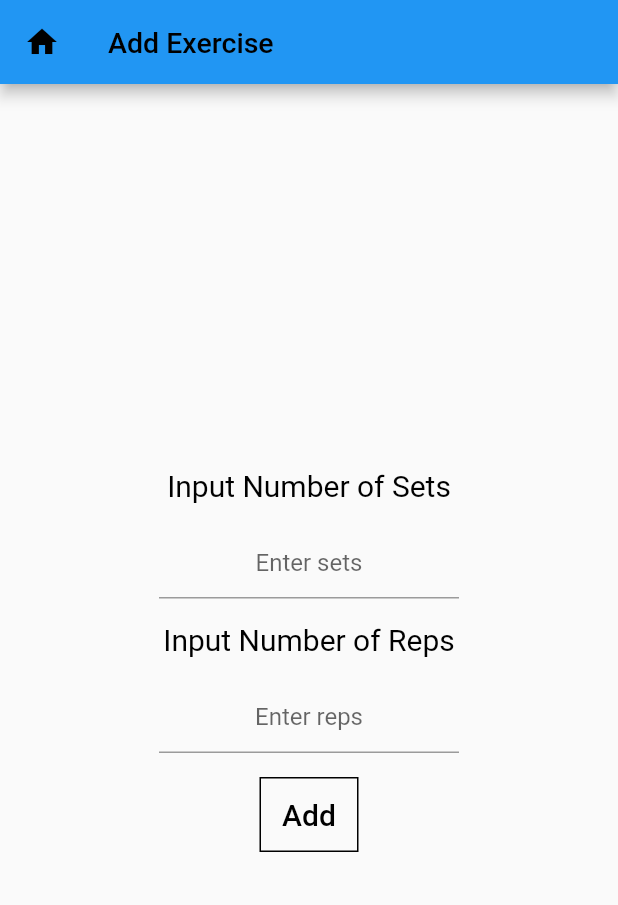
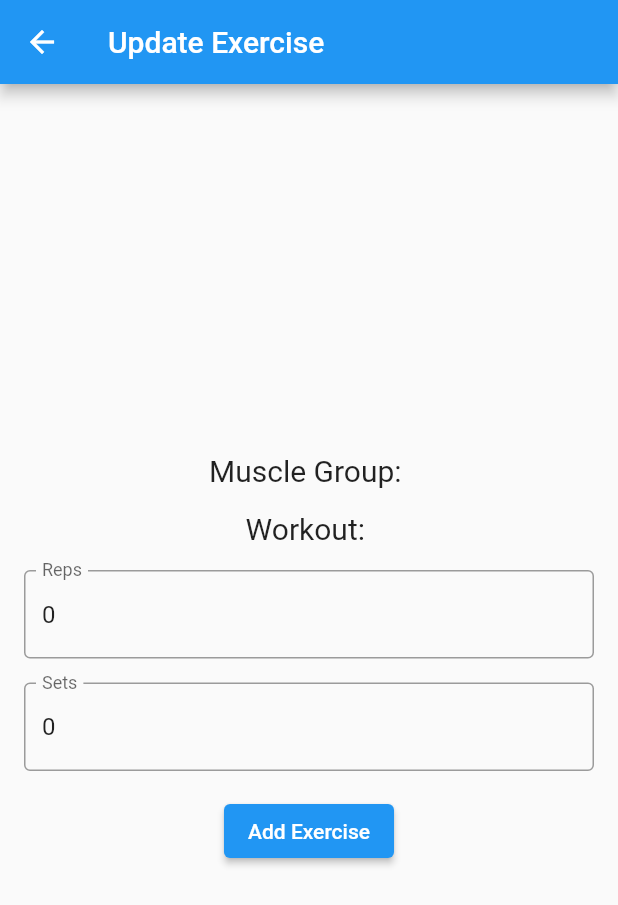
Before and after one commit to elizabethhillman/SeniorProjectGroup1, a Flutter app: what exerciseTile() shows on an empty page, opened directly with empty values, after a tap on the "add" icon, on a phone screen of 412 x 824 dp. Shown: the top 905 px of the screen. Run offline on Flutter 3.47's test engine with Material 2 defaults, Android fonts, the phone set to English and light mode, and no system bars; our stand-ins replace animated_text_kit, charts_flutter, flutter_slidable, google_fonts; missing offline and left inert: mysql1; network calls fail.

Commit message:
fully functional workout page, just needs ui touchups

```diff
--- a/lib/controller/addExercise.dart
+++ b/lib/controller/addExercise.dart
@@ -1,92 +1,85 @@
 import 'package:flutter/material.dart';
-import 'package:fitlife/view/account.dart';
-import 'package:fitlife/view/calorie.dart';
-import 'package:fitlife/view/socialMedia.dart';
+import '../model/Exercises.dart';
 import 'package:fitlife/view/workouts.dart';
-import 'package:fitlife/view/homePage.dart';
+class AddExercise extends StatefulWidget {
+  final Exercise selectedExercise;
 
-class AddExercise extends StatefulWidget {
-  const AddExercise({Key? key}) : super(key: key);
+  const AddExercise({Key? key, required this.selectedExercise}) : super(key: key);
 
   @override
-  State<AddExercise> createState() => _AddExerciseState();
+  _AddExerciseState createState() => _AddExerciseState();
 }
 
 class _AddExerciseState extends State<AddExercise> {
-  final TextEditingController _setsController = TextEditingController();
-  final TextEditingController _repsController = TextEditingController();
+  late Exercise _updatedExercise;
+
+  @override
+  void initState() {
+    super.initState();
+    // initialize _updatedExercise with the selectedExercise passed from the previous page
+    _updatedExercise = widget.selectedExercise;
+  }
 
   @override
   Widget build(BuildContext context) {
     return Scaffold(
       appBar: AppBar(
-        leading: IconButton(
-          icon: const Icon(
-            Icons.home,
-            color: Colors.black,
-          ),
-          onPressed: () {
-            Navigator.push(context,
-                MaterialPageRoute(builder: (context) => const HomePage()));
-          },
-        ),
-        title: const Text(
-          "Add Exercise",
-          style: TextStyle(fontSize: 19, color: Colors.black),
-        ),
+        title: const Text('Update Exercise'),
       ),
-      body: Center(
+      body: Padding(
+        padding: const EdgeInsets.all(16.0),
         child: Column(
           mainAxisAlignment: MainAxisAlignment.center,
+          crossAxisAlignment: CrossAxisAlignment.center,
           children: [
-            const Text(
-              "Input Number of Sets",
-              style: TextStyle(fontSize: 20, color: Colors.black),
+            Text(
+              'Muscle Group: ${_updatedExercise.muscleGroup}',
+              style: const TextStyle(fontSize: 20),
             ),
             const SizedBox(height: 16),
-            SizedBox(
-              width: 200,
-              child: TextField(
-                controller: _setsController,
-                keyboardType: TextInputType.number,
-                textAlign: TextAlign.center,
-                decoration: const InputDecoration(
-                  hintText: "Enter sets",
-                ),
-              ),
+            Text(
+              'Workout: ${_updatedExercise.name}',
+              style: const TextStyle(fontSize: 20),
             ),
             const SizedBox(height: 16),
-            const Text(
-              "Input Number of Reps",
-              style: TextStyle(fontSize: 20, color: Colors.black),
+            TextFormField(
+              initialValue: _updatedExercise.reps.toString(),
+              keyboardType: TextInputType.number,
+              decoration: const InputDecoration(
+                labelText: 'Reps',
+                border: OutlineInputBorder(),
+              ),
+              onChanged: (value) {
+                setState(() {
+                  _updatedExercise.reps = int.tryParse(value) ?? 0;
+                });
+              },
             ),
             const SizedBox(height: 16),
-            SizedBox(
-              width: 200,
-              child: TextField(
-                controller: _repsController,
-                keyboardType: TextInputType.number,
-                textAlign: TextAlign.center,
-                decoration: const InputDecoration(
-                  hintText: "Enter reps",
-                ),
+            TextFormField(
+              initialValue: _updatedExercise.sets.toString(),
+              keyboardType: TextInputType.number,
+              decoration: const InputDecoration(
+                labelText: 'Sets',
+                border: OutlineInputBorder(),
               ),
+              onChanged: (value) {
+                setState(() {
+                  _updatedExercise.sets = int.tryParse(value) ?? 0;
+                });
+              },
             ),
-            Container(
-              margin: const EdgeInsets.only(top: 16),
-              decoration: BoxDecoration(
-                border: Border.all(color: Colors.black),
-              ),
-              child: TextButton(
+            const SizedBox(height: 16),
+            Center(
+              child: ElevatedButton(
                 onPressed: () {
+                  // pass the updated exercise back to the previous page using Navigator.pop
+                  Navigator.of(context).pop(_updatedExercise);
                   Navigator.push(context,
-                    MaterialPageRoute(builder: (context) => const MyWorkouts()),
-                  );
-                },
-                child: const Text(
-                  "Add",
-                  style: TextStyle(fontSize: 20, color: Colors.black),
-                ),
+                  MaterialPageRoute(builder: (context) => const MyWorkouts()));
+                  setState(() {});
+                  },
+                child: const Text('Add Exercise'),
               ),
             ),
           ],
--- a/lib/model/Exercises.dart
+++ b/lib/model/Exercises.dart
@@ -1,10 +1,23 @@
-
 class Exercise {
+  int exerciseId;
   String? muscleGroup;
   String? equipment;
   String? workoutGif;
   String? name;
   String? target;
+  int sets;
+  int reps;
+  DateTime date;
 
-  Exercise(this.muscleGroup, this.equipment, this.workoutGif,this.name,this.target);
+  Exercise(
+      this.exerciseId,
+      this.muscleGroup,
+      this.equipment,
+      this.workoutGif,
+      this.name,
+      this.target,
+      this.reps,
+      this.sets,
+      {DateTime? date})
+      : date = date ?? DateTime.now();
 }
--- a/lib/view/Widgets/ExerciseWidgets.dart
+++ b/lib/view/Widgets/ExerciseWidgets.dart
@@ -1,5 +1,9 @@
 import 'package:fitlife/controller/addExercise.dart';
 import 'package:flutter/material.dart';
+
+import '../../model/Exercises.dart';
+import '../../model/User.dart';
+import '../../model/user_database.dart';
 
 class exerciseTile extends StatelessWidget {
   final String? tileMuscleGroup;
@@ -7,6 +11,7 @@ class exerciseTile extends StatelessWidget {
   final String? tileWorkoutGif;
   final String? tileWorkoutEquipment;
   final String? tileTargetMuscle;
+  final Exercise selectedExercise;
 
   const exerciseTile({
     Key? key,
@@ -15,7 +20,25 @@ class exerciseTile extends StatelessWidget {
     required this.tileWorkoutGif,
     required this.tileWorkoutEquipment,
     required this.tileTargetMuscle,
+    required this.selectedExercise,
   }) : super(key: key);
+
+  Future<void> insertExercises(int userId, Exercise selectedExercise) async {
+    //idk how to add to model
+    try {
+      Database db = Database();
+      var conn = await db.getSettings();
+      var id = await conn.query("SELECT id from fitlife.userexerciselog;");
+      // loop through the list of foods and insert each one
+
+      await conn.query(
+          'INSERT INTO fitlife.userexerciselog (user_id, exercise_id, muscle_group, equipment, workoutGif, name, target, reps, sets) VALUES (?,?,?,?,?,?,?,?,?);',
+          [userId, selectedExercise.exerciseId ,selectedExercise.muscleGroup, selectedExercise.equipment, selectedExercise.workoutGif, selectedExercise.name,selectedExercise.target,selectedExercise.reps,selectedExercise.sets]);
+      await conn.close();
+    } catch (e) {
+      print("Error Occurred: $e");
+    }
+  }
 
   @override
   Widget build(BuildContext context) {
@@ -75,12 +98,14 @@ class exerciseTile extends StatelessWidget {
             mainAxisAlignment: MainAxisAlignment.end,
             children: [
               GestureDetector(
-                onTap: () {
-                  Navigator.push(
+                onTap: () async {
+                  final updatedExercise = await Navigator.push(
                     context,
-                    MaterialPageRoute(
-                        builder: (context) => const AddExercise()),
+                    MaterialPageRoute(builder: (context) => AddExercise(selectedExercise: selectedExercise)),
                   );
+                  if (updatedExercise != null) {
+                    insertExercises(currentUser.id, selectedExercise);
+                  }
                 },
                 child: Container(
                   padding: const EdgeInsets.all(20),
```
Also changed, not shown: lib/view/Widgets/WorkoutWidgets.dart (+158 -0 lines), lib/view/exercises.dart (+18 -5 lines), lib/view/workouts.dart (+88 -4 lines).
